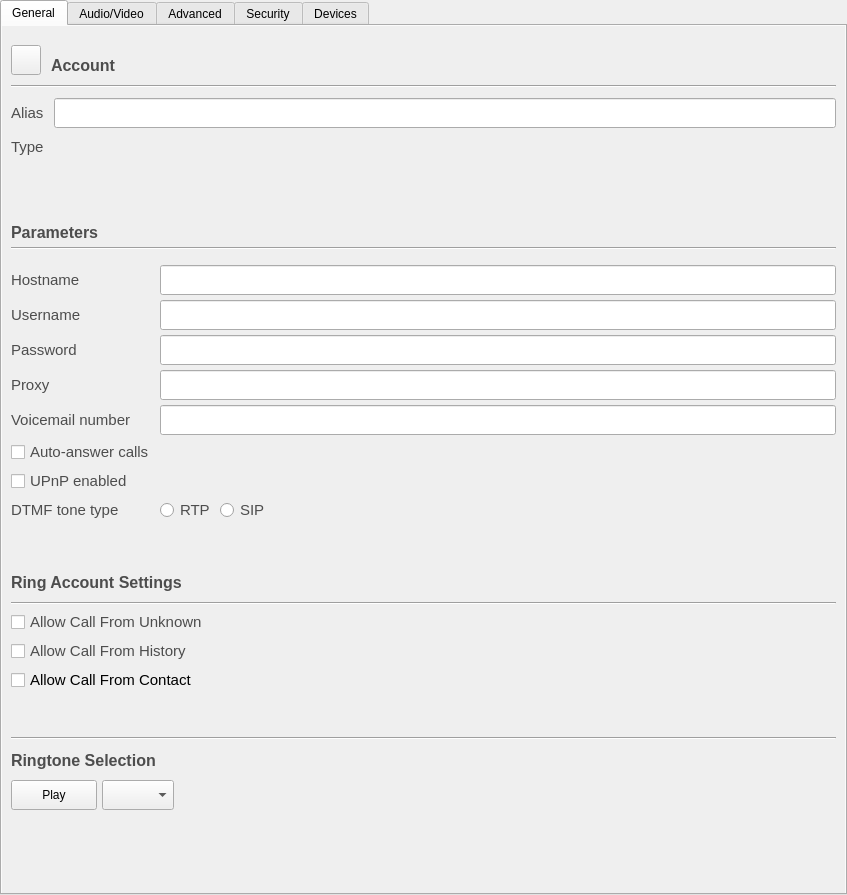
First picture: the form in accountdetails.ui, repository savoirfairelinux/jami-client-windows, before the edit.
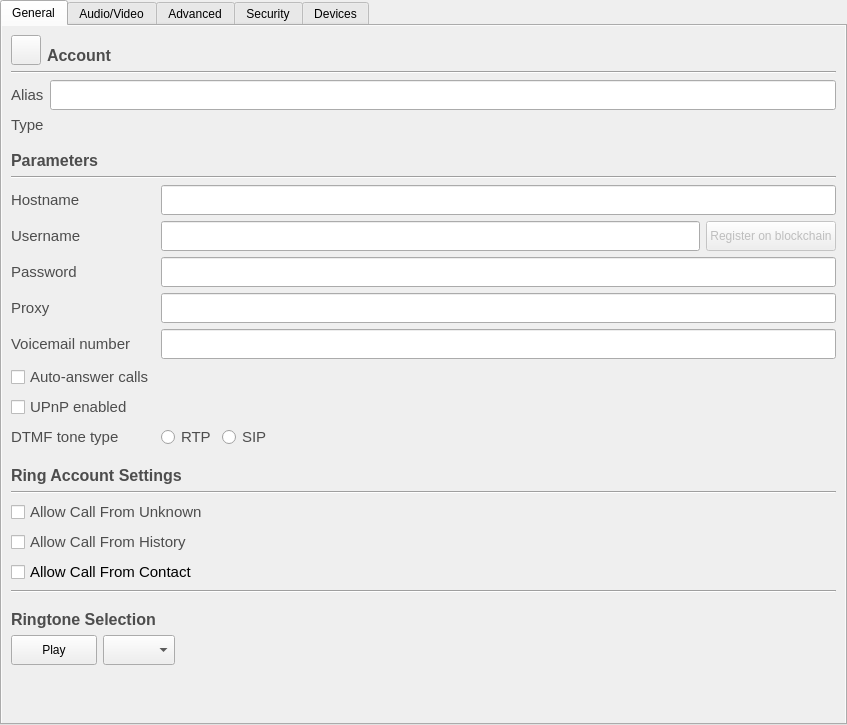
Second picture: the form after the edit. Icons and pictures are not drawn. Custom widgets are drawn as their Qt base class.

Commit message: ui: Implement Ring usernames (Ethereum)

What changed in the file:
```diff
--- a/accountdetails.ui
+++ b/accountdetails.ui
@@ -2,12 +2,15 @@
 <ui version="4.0">
  <class>AccountDetails</class>
  <widget class="QWidget" name="AccountDetails">
+  <property name="enabled">
+   <bool>true</bool>
+  </property>
   <property name="geometry">
    <rect>
     <x>0</x>
     <y>0</y>
     <width>847</width>
-    <height>895</height>
+    <height>725</height>
    </rect>
   </property>
   <property name="sizePolicy">
@@ -92,23 +95,14 @@
             <x>0</x>
             <y>0</y>
             <width>843</width>
-            <height>856</height>
+            <height>692</height>
            </rect>
           </property>
           <layout class="QVBoxLayout" name="verticalLayout_12">
-           <property name="bottomMargin">
-            <number>0</number>
-           </property>
            <item>
             <layout class="QVBoxLayout" name="verticalLayout_5">
-             <property name="spacing">
-              <number>10</number>
-             </property>
              <item>
               <layout class="QHBoxLayout" name="horizontalLayout_3">
-               <property name="topMargin">
-                <number>10</number>
-               </property>
                <item>
                 <widget class="QPushButton" name="deleteAccountButton">
                  <property name="minimumSize">
@@ -187,10 +181,7 @@
              </item>
              <item>
               <layout class="QFormLayout" name="formLayout">
-               <property name="verticalSpacing">
-                <number>10</number>
-               </property>
-               <item row="1" column="0">
+               <item row="0" column="0">
                 <widget class="QLabel" name="aliasLabel">
                  <property name="font">
                   <font>
@@ -208,7 +199,7 @@
                  </property>
                 </widget>
                </item>
-               <item row="1" column="1">
+               <item row="0" column="1">
                 <widget class="QLineEdit" name="lrcfg_alias">
                  <property name="sizePolicy">
                   <sizepolicy hsizetype="MinimumExpanding" vsizetype="Fixed">
@@ -224,7 +215,7 @@
                  </property>
                 </widget>
                </item>
-               <item row="2" column="0">
+               <item row="1" column="0">
                 <widget class="QLabel" name="typeLabel">
                  <property name="font">
                   <font>
@@ -239,7 +230,7 @@
                  </property>
                 </widget>
                </item>
-               <item row="2" column="1">
+               <item row="1" column="1">
                 <widget class="QLabel" name="typeValueLabel">
                  <property name="sizePolicy">
                   <sizepolicy hsizetype="MinimumExpanding" vsizetype="Preferred">
@@ -254,32 +245,6 @@
                </item>
               </layout>
              </item>
-            </layout>
-           </item>
-           <item>
-            <spacer name="verticalSpacer_2">
-             <property name="orientation">
-              <enum>Qt::Vertical</enum>
-             </property>
-             <property name="sizeType">
-              <enum>QSizePolicy::Fixed</enum>
-             </property>
-             <property name="sizeHint" stdset="0">
-              <size>
-               <width>20</width>
-               <height>40</height>
-              </size>
-             </property>
-            </spacer>
-           </item>
-           <item>
-            <layout class="QVBoxLayout" name="verticalLayout_6" stretch="0,0,0,0,0,0,0,0,0,0,0,0,0,0">
-             <property name="spacing">
-              <number>5</number>
-             </property>
-             <property name="topMargin">
-              <number>10</number>
-             </property>
              <item>
               <widget class="QLabel" name="paramLabel">
                <property name="minimumSize">
@@ -318,9 +283,6 @@
              </item>
              <item>
               <layout class="QFormLayout" name="formLayout_2">
-               <property name="topMargin">
-                <number>10</number>
-               </property>
                <item row="0" column="0">
                 <widget class="QLabel" name="hostnameLabel">
                  <property name="sizePolicy">
@@ -361,6 +323,72 @@
                  </property>
                 </widget>
                </item>
+               <item row="1" column="0">
+                <widget class="QLabel" name="usernameLabel">
+                 <property name="sizePolicy">
+                  <sizepolicy hsizetype="MinimumExpanding" vsizetype="Preferred">
+                   <horstretch>0</horstretch>
+                   <verstretch>0</verstretch>
+                  </sizepolicy>
+                 </property>
+                 <property name="font">
+                  <font>
+                   <pointsize>11</pointsize>
+                  </font>
+                 </property>
+                 <property name="styleSheet">
+                  <string notr="true">color: rgb(77, 77, 77);</string>
+                 </property>
+                 <property name="text">
+                  <string>Username</string>
+                 </property>
+                 <property name="buddy">
+                  <cstring>lrcfg_registeredName</cstring>
+                 </property>
+                </widget>
+               </item>
+               <item row="1" column="1">
+                <layout class="QHBoxLayout" name="horizontalLayout_10">
+                 <item>
+                  <widget class="QLineEdit" name="lrcfg_registeredName">
+                   <property name="enabled">
+                    <bool>true</bool>
+                   </property>
+                   <property name="sizePolicy">
+                    <sizepolicy hsizetype="MinimumExpanding" vsizetype="Fixed">
+                     <horstretch>0</horstretch>
+                     <verstretch>0</verstretch>
+                    </sizepolicy>
+                   </property>
+                   <property name="minimumSize">
+                    <size>
+                     <width>0</width>
+                     <height>30</height>
+                    </size>
+                   </property>
+                   <property name="readOnly">
+                    <bool>true</bool>
+                   </property>
+                  </widget>
+                 </item>
+                 <item>
+                  <widget class="QPushButton" name="registerButton">
+                   <property name="enabled">
+                    <bool>false</bool>
+                   </property>
+                   <property name="sizePolicy">
+                    <sizepolicy hsizetype="Minimum" vsizetype="Preferred">
+                     <horstretch>0</horstretch>
+                     <verstretch>0</verstretch>
+                    </sizepolicy>
+                   </property>
+                   <property name="text">
+                    <string>Register on blockchain</string>
+                   </property>
+                  </widget>
+                 </item>
+                </layout>
+               </item>
                <item row="2" column="0">
                 <widget class="QLabel" name="passwordLabel">
                  <property name="sizePolicy">
@@ -588,70 +616,8 @@
                  </item>
                 </layout>
                </item>
-               <item row="1" column="0">
-                <widget class="QLabel" name="usernameLabel">
-                 <property name="sizePolicy">
-                  <sizepolicy hsizetype="MinimumExpanding" vsizetype="Preferred">
-                   <horstretch>0</horstretch>
-                   <verstretch>0</verstretch>
-                  </sizepolicy>
-                 </property>
-                 <property name="font">
-                  <font>
-                   <pointsize>11</pointsize>
-                  </font>
-                 </property>
-                 <property name="styleSheet">
-                  <string notr="true">color: rgb(77, 77, 77);</string>
-                 </property>
-                 <property name="text">
-                  <string>Username</string>
-                 </property>
-                 <property name="buddy">
-                  <cstring>lrcfg_username</cstring>
-                 </property>
-                </widget>
-               </item>
-               <item row="1" column="1">
-                <widget class="QLineEdit" name="lrcfg_username">
-                 <property name="enabled">
-                  <bool>true</bool>
-                 </property>
-                 <property name="sizePolicy">
-                  <sizepolicy hsizetype="MinimumExpanding" vsizetype="Fixed">
-                   <horstretch>0</horstretch>
-                   <verstretch>0</verstretch>
-                  </sizepolicy>
-                 </property>
-                 <property name="minimumSize">
-                  <size>
-                   <width>0</width>
-                   <height>30</height>
-                  </size>
-                 </property>
-                 <property name="readOnly">
-                  <bool>true</bool>
-                 </property>
-                </widget>
-               </item>
               </layout>
              </item>
-             <item>
-              <spacer name="verticalSpacer_6">
-               <property name="orientation">
-                <enum>Qt::Vertical</enum>
-               </property>
-               <property name="sizeType">
-                <enum>QSizePolicy::Fixed</enum>
-               </property>
-               <property name="sizeHint" stdset="0">
-                <size>
-                 <width>20</width>
-                 <height>40</height>
-                </size>
-               </property>
-              </spacer>
-             </item>
              <item>
               <widget class="QLabel" name="label_27">
                <property name="minimumSize">
@@ -660,6 +626,12 @@
                  <height>30</height>
                 </size>
                </property>
+               <property name="maximumSize">
+                <size>
+                 <width>16777215</width>
+                 <height>20</height>
+                </size>
+               </property>
                <property name="font">
                 <font>
                  <pointsize>12</pointsize>
@@ -686,6 +658,8 @@
               </widget>
              </item>
              <item>
+              <layout class="QVBoxLayout" name="verticalLayout_6">
+               <item>
               <widget class="QCheckBox" name="lrcfg_allowIncomingFromUnknown">
                <property name="font">
                 <font>
@@ -727,22 +701,6 @@
                </property>
               </widget>
              </item>
-             <item>
-              <spacer name="verticalSpacer_5">
-               <property name="orientation">
-                <enum>Qt::Vertical</enum>
-               </property>
-               <property name="sizeType">
-                <enum>QSizePolicy::Fixed</enum>
-               </property>
-               <property name="sizeHint" stdset="0">
-                <size>
-                 <width>20</width>
-                 <height>40</height>
-                </size>
-               </property>
-              </spacer>
-             </item>
              <item>
               <widget class="Line" name="line_2">
                <property name="orientation">
@@ -758,6 +716,12 @@
                  <height>30</height>
                 </size>
                </property>
+                 <property name="maximumSize">
+                  <size>
+                   <width>16777215</width>
+                   <height>20</height>
+                  </size>
+                 </property>
                <property name="font">
                 <font>
                  <pointsize>12</pointsize>
@@ -822,8 +786,10 @@
                </item>
               </layout>
              </item>
+              </layout>
+             </item>
              <item>
-              <spacer name="verticalSpacer_8">
+              <spacer name="verticalSpacer_2">
                <property name="orientation">
                 <enum>Qt::Vertical</enum>
                </property>
```
Left out of the diff: 74 changed lines with no effect on the pictures. Lines whose indentation alone changed are shown as unchanged. The commit also changes 6 other files.
